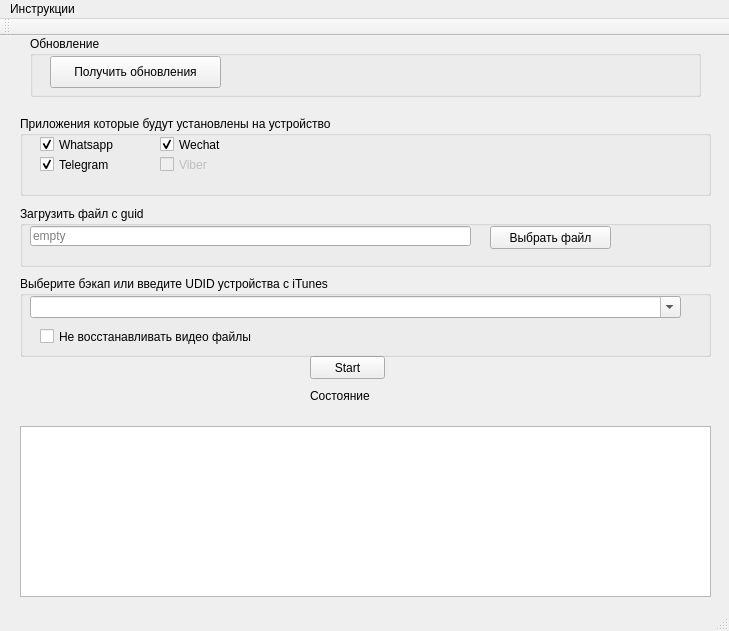
Above: mainwindow.ui from vohulg/iTunesParser before the change. Below: the same form after it.
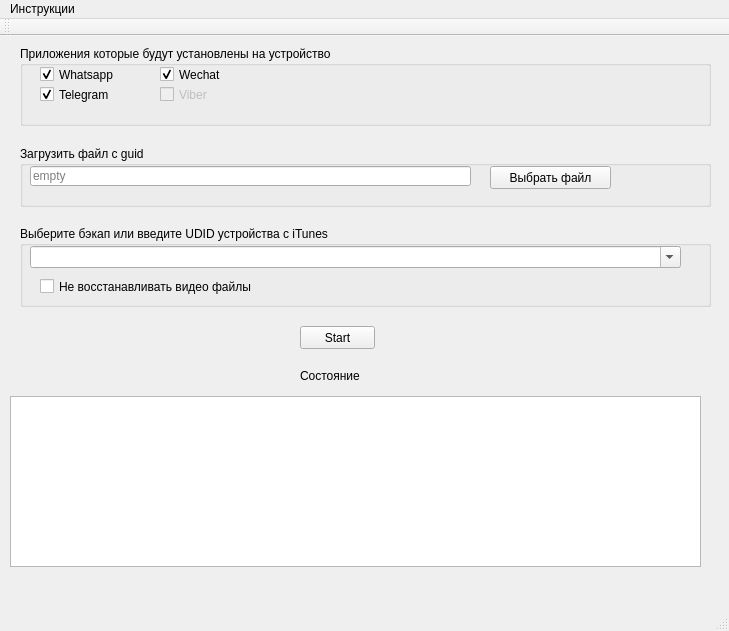
That is the form after the change.

```diff
--- a/mainwindow.ui
+++ b/mainwindow.ui
@@ -20,8 +20,8 @@
    <widget class="QPushButton" name="startBtn">
     <property name="geometry">
      <rect>
-      <x>310</x>
-      <y>320</y>
+      <x>300</x>
+      <y>290</y>
       <width>75</width>
       <height>23</height>
      </rect>
@@ -33,8 +33,8 @@
    <widget class="QTextBrowser" name="logTextBrowser">
     <property name="geometry">
      <rect>
-      <x>20</x>
-      <y>390</y>
+      <x>10</x>
+      <y>360</y>
       <width>691</width>
       <height>171</height>
      </rect>
@@ -43,8 +43,8 @@
    <widget class="QLabel" name="label_2">
     <property name="geometry">
      <rect>
-      <x>310</x>
-      <y>350</y>
+      <x>300</x>
+      <y>330</y>
       <width>81</width>
       <height>20</height>
      </rect>
@@ -70,7 +70,7 @@
     <property name="geometry">
      <rect>
       <x>20</x>
-      <y>80</y>
+      <y>10</y>
       <width>691</width>
       <height>80</height>
      </rect>
@@ -150,7 +150,7 @@
     <property name="geometry">
      <rect>
       <x>20</x>
-      <y>170</y>
+      <y>110</y>
       <width>691</width>
       <height>61</height>
      </rect>
@@ -192,7 +192,7 @@
     <property name="geometry">
      <rect>
       <x>20</x>
-      <y>240</y>
+      <y>190</y>
       <width>691</width>
       <height>81</height>
      </rect>
@@ -227,45 +227,6 @@
      </property>
     </widget>
    </widget>
-   <widget class="QGroupBox" name="groupBox_4">
-    <property name="geometry">
-     <rect>
-      <x>30</x>
-      <y>0</y>
-      <width>671</width>
-      <height>61</height>
-     </rect>
-    </property>
-    <property name="title">
-     <string>Обновление</string>
-    </property>
-    <widget class="QPushButton" name="btnUpdate">
-     <property name="geometry">
-      <rect>
-       <x>20</x>
-       <y>20</y>
-       <width>171</width>
-       <height>32</height>
-      </rect>
-     </property>
-     <property name="text">
-      <string>Получить обновления</string>
-     </property>
-    </widget>
-    <widget class="QLabel" name="labelUpdateInfo">
-     <property name="geometry">
-      <rect>
-       <x>200</x>
-       <y>30</y>
-       <width>151</width>
-       <height>16</height>
-      </rect>
-     </property>
-     <property name="text">
-      <string/>
-     </property>
-    </widget>
-   </widget>
   </widget>
   <widget class="QToolBar" name="mainToolBar">
    <attribute name="toolBarArea">
```
Left out of the diff: 2 changed lines with no effect on the pictures.
